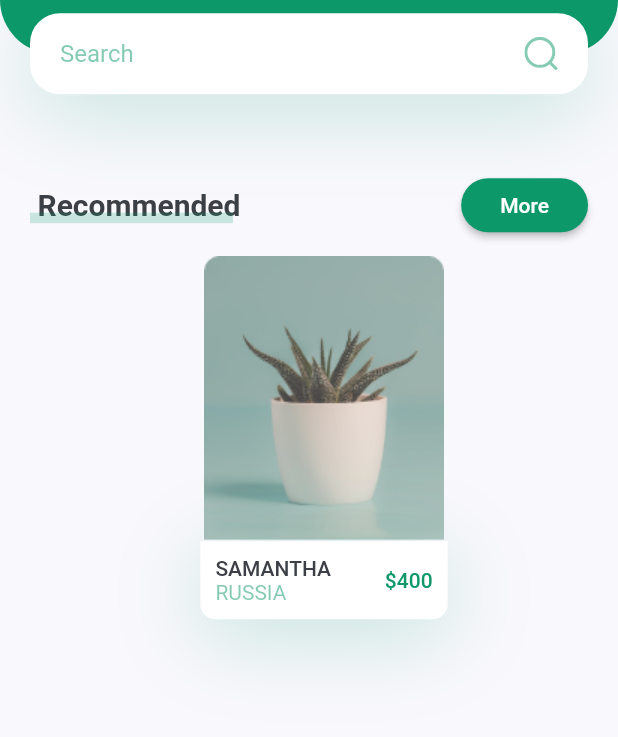
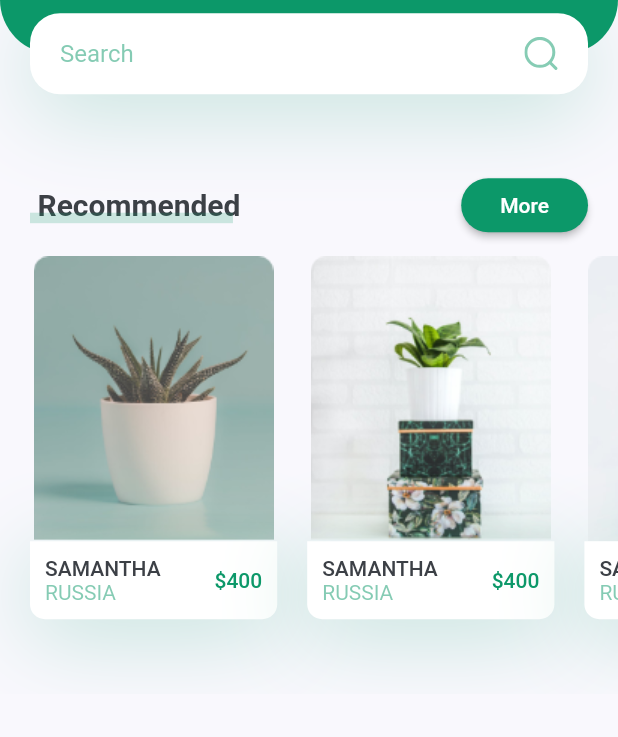
Before and after one commit to shimizu-saffle/plant-app-sample, a Flutter app: the screen it shows after launch, on a phone screen of 412 x 824 dp, the part 237-974 px from its top. Run offline on Flutter 3.47's test engine with Material 2 defaults, Android fonts, the light colour scheme and no system bars; our stand-ins replace flutter_svg.

Commit message:
RecommendsPlants

```diff
--- /dev/null
+++ b/lib/components/recommends_plants.dart
@@ -0,0 +1,122 @@
+import 'package:flutter/material.dart';
+
+import '../constants.dart';
+
+class RecommendsPlants extends StatelessWidget {
+  const RecommendsPlants({
+    Key? key,
+  }) : super(key: key);
+
+  @override
+  Widget build(BuildContext context) {
+    return SingleChildScrollView(
+      scrollDirection: Axis.horizontal,
+      child: Row(
+        children: [
+          _RecommendPlantCard(
+            image: 'assets/images/image_1.png',
+            title: 'Samantha',
+            country: 'Russia',
+            price: 400,
+            onTap: () {},
+          ),
+          _RecommendPlantCard(
+            image: 'assets/images/image_2.png',
+            title: 'Samantha',
+            country: 'Russia',
+            price: 400,
+            onTap: () {},
+          ),
+          _RecommendPlantCard(
+            image: 'assets/images/image_3.png',
+            title: 'Samantha',
+            country: 'Russia',
+            price: 400,
+            onTap: () {},
+          ),
+        ],
+      ),
+    );
+  }
+}
+
+class _RecommendPlantCard extends StatelessWidget {
+  const _RecommendPlantCard({
+    Key? key,
+    required this.image,
+    required this.title,
+    required this.country,
+    required this.price,
+    required this.onTap,
+  }) : super(key: key);
+
+  final String image, title, country;
+  final int price;
+  final VoidCallback? onTap;
+
+  @override
+  Widget build(BuildContext context) {
+    final size = MediaQuery.of(context).size;
+    return Container(
+      margin: const EdgeInsets.only(
+        left: kDefaultPadding,
+        top: kDefaultPadding / 2,
+        bottom: kDefaultPadding * 2.5,
+      ),
+      width: size.width * 0.4,
+      child: Column(
+        children: [
+          Image.asset(image),
+          GestureDetector(
+            onTap: onTap,
+            child: Container(
+              padding: const EdgeInsets.all(kDefaultPadding / 2),
+              decoration: BoxDecoration(
+                color: Colors.white,
+                borderRadius: const BorderRadius.only(
+                  bottomLeft: Radius.circular(10),
+                  bottomRight: Radius.circular(10),
+                ),
+                boxShadow: [
+                  BoxShadow(
+                    offset: const Offset(0, 10),
+                    blurRadius: 50,
+                    color: kPrimaryColor.withOpacity(0.23),
+                  )
+                ],
+              ),
+              child: Row(
+                children: [
+                  RichText(
+                    text: TextSpan(
+                      children: [
+                        TextSpan(
+                          text: '$title\n'.toUpperCase(),
+                          style: Theme.of(context).textTheme.button,
+                        ),
+                        TextSpan(
+                          text: country.toUpperCase(),
+                          style: TextStyle(
+                            color: kPrimaryColor.withOpacity(0.5),
+                          ),
+                        )
+                      ],
+                    ),
+                  ),
+                  const Spacer(),
+                  Text(
+                    '\$$price',
+                    style: Theme.of(context)
+                        .textTheme
+                        .button!
+                        .copyWith(color: kPrimaryColor),
+                  )
+                ],
+              ),
+            ),
+          )
+        ],
+      ),
+    );
+  }
+}
--- a/lib/screens/home/components/body.dart
+++ b/lib/screens/home/components/body.dart
@@ -1,7 +1,7 @@
 import 'package:flutter/material.dart';
-import 'package:plant_app_sample/constants.dart';
 
 import '../../../components/header_with_search_box.dart';
+import '../../../components/recommends_plants.dart';
 import '../../../components/title_with_more_button.dart';
 
 class Body extends StatelessWidget {
@@ -9,82 +9,14 @@ class Body extends StatelessWidget {
 
   @override
   Widget build(BuildContext context) {
-    final size = MediaQuery.of(context).size;
     return SingleChildScrollView(
       child: Column(
         children: [
           const HeaderWithSearchBox(),
           TitleWithMoreButton(title: 'Recommended', onPressed: () {}),
-          const RecommendPlantCard()
+          const RecommendsPlants()
         ],
       ),
     );
   }
 }
-
-class RecommendPlantCard extends StatelessWidget {
-  const RecommendPlantCard({Key? key}) : super(key: key);
-
-  @override
-  Widget build(BuildContext context) {
-    final size = MediaQuery.of(context).size;
-    return Container(
-      margin: const EdgeInsets.only(
-        left: kDefaultPadding,
-        top: kDefaultPadding / 2,
-        bottom: kDefaultPadding * 2.5,
-      ),
-      width: size.width * 0.4,
-      child: Column(
-        children: [
-          Image.asset('assets/images/image_1.png'),
-          Container(
-            padding: const EdgeInsets.all(kDefaultPadding / 2),
-            decoration: BoxDecoration(
-              color: Colors.white,
-              borderRadius: const BorderRadius.only(
-                bottomLeft: Radius.circular(10),
-                bottomRight: Radius.circular(10),
-              ),
-              boxShadow: [
-                BoxShadow(
-                  offset: const Offset(0, 10),
-                  blurRadius: 50,
-                  color: kPrimaryColor.withOpacity(0.23),
-                )
-              ],
-            ),
-            child: Row(
-              children: [
-                RichText(
-                  text: TextSpan(
-                    children: [
-                      TextSpan(
-                        text: 'Samantha\n'.toUpperCase(),
-                        style: Theme.of(context).textTheme.button,
-                      ),
-                      TextSpan(
-                        text: 'Russia'.toUpperCase(),
-                        style: TextStyle(
-                          color: kPrimaryColor.withOpacity(0.5),
-                        ),
-                      )
-                    ],
-                  ),
-                ),
-                const Spacer(),
-                Text(
-                  '\$400',
-                  style: Theme.of(context)
-                      .textTheme
-                      .button!
-                      .copyWith(color: kPrimaryColor),
-                )
-              ],
-            ),
-          )
-        ],
-      ),
-    );
-  }
-}
```
